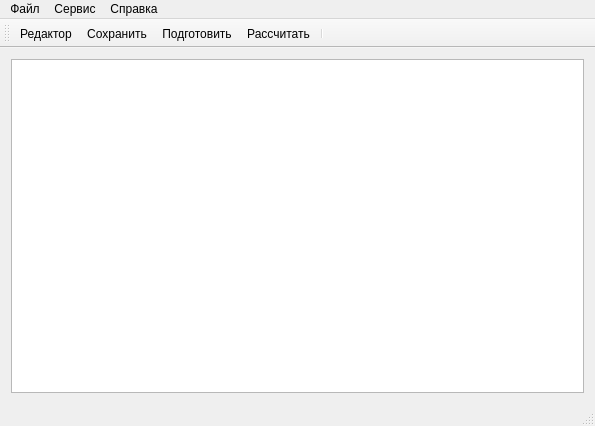
Before: the Qt Designer form mainwindow.ui in ArtemHodeev/Gidrolog, drawn with Qt 5.
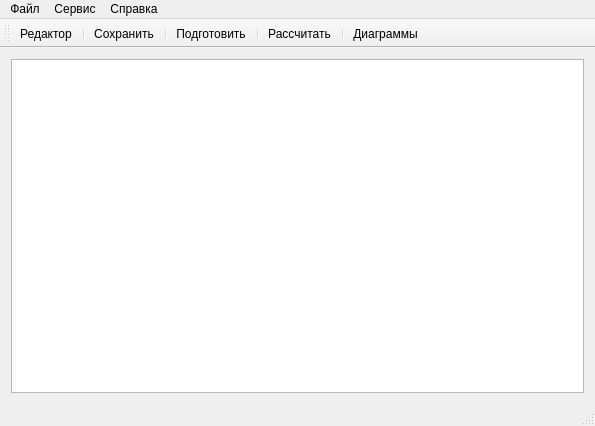
After: the same form once the commit is applied.

```diff
--- a/mainwindow.ui
+++ b/mainwindow.ui
@@ -73,10 +73,14 @@
     <bool>false</bool>
    </attribute>
    <addaction name="action_editorTool"/>
+   <addaction name="separator"/>
    <addaction name="actionSave"/>
+   <addaction name="separator"/>
    <addaction name="action_prepare"/>
+   <addaction name="separator"/>
    <addaction name="action_calcilate"/>
    <addaction name="separator"/>
+   <addaction name="action_plot"/>
   </widget>
   <widget class="QStatusBar" name="statusBar"/>
   <action name="action_editorTool">
@@ -149,6 +153,17 @@
     <string>Начать разделени гидрографа речного стока</string>
    </property>
   </action>
+  <action name="action_plot">
+   <property name="checkable">
+    <bool>true</bool>
+   </property>
+   <property name="text">
+    <string>Диаграммы</string>
+   </property>
+   <property name="toolTip">
+    <string>Диаграммы смешения</string>
+   </property>
+  </action>
  </widget>
  <layoutdefault spacing="6" margin="11"/>
  <resources/>
```
